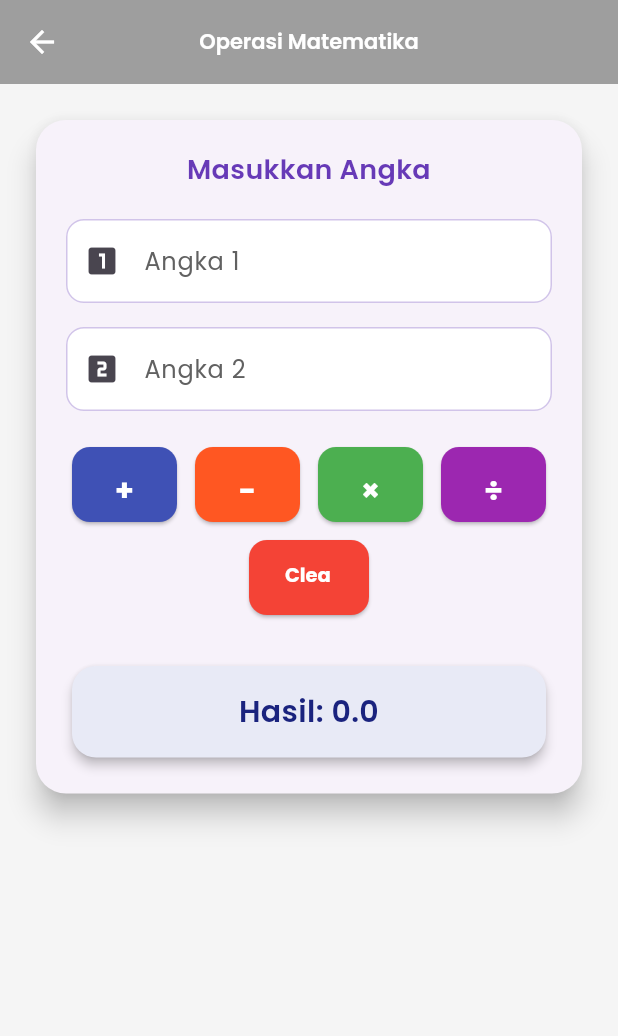
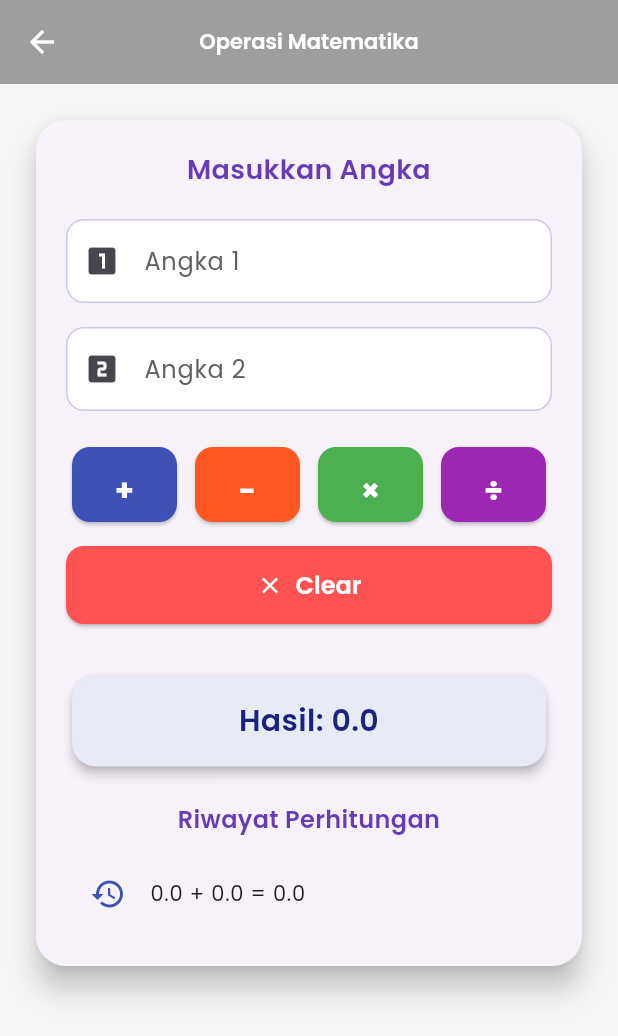
Before and after one commit to Fendyra/math_app, a Flutter app: the MathOperationsPage screen opened directly, after a tap on an icon or button, on a phone screen of 412 x 824 dp. Shown: the top 1036 px of the screen. Run offline on Flutter 3.47's test engine with Material 3 defaults, Android fonts, the phone set to English and light mode, and no system bars; our stand-ins replace google_fonts.

Commit message:
Update UI

```diff
--- a/lib/math_operations_page.dart
+++ b/lib/math_operations_page.dart
@@ -10,6 +10,7 @@ class _MathOperationsPageState extends State<MathOperationsPage> {
   final num1Controller = TextEditingController();
   final num2Controller = TextEditingController();
   String result = '';
+  List<String> history = []; // untuk menyimpan riwayat perhitungan
 
   void calculate(String operation) {
     double a = double.tryParse(num1Controller.text) ?? 0;
@@ -23,26 +24,30 @@ class _MathOperationsPageState extends State<MathOperationsPage> {
       case '-':
         res = a - b;
         break;
-      case '×':
       case '*':
         res = a * b;
         break;
-      case '÷':
       case '/':
         res = b != 0 ? a / b : double.infinity;
         break;
     }
 
     setState(() {
-      result = res == double.infinity ? "Tidak bisa dibagi 0" : "Hasil: $res";
+      if (res == double.infinity) {
+        result = "Tidak bisa dibagi 0";
+      } else {
+        result = "Hasil: $res";
+        history.insert(0, "$a $operation $b = $res"); // simpan ke history
+      }
     });
   }
 
-  void clearFields() {
+  void clear() {
     setState(() {
       num1Controller.clear();
       num2Controller.clear();
       result = '';
+      history.clear();
     });
   }
 
@@ -50,7 +55,10 @@ class _MathOperationsPageState extends State<MathOperationsPage> {
   Widget build(BuildContext context) {
     return Scaffold(
       appBar: AppBar(
-        title: Text("Operasi Matematika"),
+        title: Text(
+          "Operasi Matematika",
+          style: GoogleFonts.poppins(fontWeight: FontWeight.w600),
+        ),
         centerTitle: true,
         backgroundColor: Colors.grey,
       ),
@@ -110,8 +118,20 @@ class _MathOperationsPageState extends State<MathOperationsPage> {
                       _buildOperationButton("-", Colors.deepOrange),
                       _buildOperationButton("×", Colors.green),
                       _buildOperationButton("÷", Colors.purple),
-                      _buildClearButton(),
                     ],
+                  ),
+                  SizedBox(height: 16),
+                  ElevatedButton.icon(
+                    onPressed: clear,
+                    icon: Icon(Icons.clear),
+                    label: Text("Clear"),
+                    style: ElevatedButton.styleFrom(
+                      backgroundColor: Colors.redAccent,
+                      shape: RoundedRectangleBorder(
+                        borderRadius: BorderRadius.circular(12),
+                      ),
+                      padding: EdgeInsets.symmetric(vertical: 14),
+                    ),
                   ),
                   SizedBox(height: 30),
                   if (result.isNotEmpty)
@@ -125,8 +145,7 @@ class _MathOperationsPageState extends State<MathOperationsPage> {
                         padding: EdgeInsets.all(16),
                         child: Text(
                           result,
-                          style: TextStyle(
-                            fontFamily: 'Poppins',
+                          style: GoogleFonts.poppins(
                             fontSize: 20,
                             fontWeight: FontWeight.w600,
                             color: Colors.indigo.shade900,
@@ -135,6 +154,33 @@ class _MathOperationsPageState extends State<MathOperationsPage> {
                         ),
                       ),
                     ),
+                  if (history.isNotEmpty) ...[
+                    SizedBox(height: 20),
+                    Text(
+                      "Riwayat Perhitungan",
+                      style: GoogleFonts.poppins(
+                        fontSize: 16,
+                        fontWeight: FontWeight.w600,
+                        color: Colors.deepPurple,
+                      ),
+                      textAlign: TextAlign.center,
+                    ),
+                    SizedBox(height: 10),
+                    ListView.builder(
+                      shrinkWrap: true,
+                      physics: NeverScrollableScrollPhysics(),
+                      itemCount: history.length,
+                      itemBuilder: (context, index) {
+                        return ListTile(
+                          leading: Icon(Icons.history, color: Colors.indigo),
+                          title: Text(
+                            history[index],
+                            style: GoogleFonts.poppins(fontSize: 14),
+                          ),
+                        );
+                      },
+                    ),
+                  ],
                 ],
               ),
             ),
@@ -158,34 +204,8 @@ class _MathOperationsPageState extends State<MathOperationsPage> {
         ),
         child: Text(
           symbol,
-          style: TextStyle(
+          style: GoogleFonts.poppins(
             fontSize: 20,
-            fontFamily: 'Poppins',
-            color: Colors.white,
-            fontWeight: FontWeight.bold,
-          ),
-        ),
-      ),
-    );
-  }
-
-  Widget _buildClearButton() {
-    return SizedBox(
-      width: 80,
-      height: 50,
-      child: ElevatedButton(
-        onPressed: clearFields,
-        style: ElevatedButton.styleFrom(
-          backgroundColor: Colors.red,
-          shape: RoundedRectangleBorder(
-            borderRadius: BorderRadius.circular(12),
-          ),
-        ),
-        child: Text(
-          "Clear",
-          style: TextStyle(
-            fontSize: 13,
-            fontFamily: 'Poppins',
             color: Colors.white,
             fontWeight: FontWeight.bold,
           ),
--- a/lib/odd_even_page.dart
+++ b/lib/odd_even_page.dart
@@ -38,7 +38,7 @@ class _OddEvenPageState extends State<OddEvenPage> {
             end: Alignment.bottomCenter,
           ),
         ),
-        child: Center(
+        // child: Center(
         child: Card(
           elevation: 8,
           shadowColor: Colors.deepPurple.withOpacity(0.3),
@@ -87,10 +87,7 @@ class _OddEvenPageState extends State<OddEvenPage> {
                   style: ElevatedButton.styleFrom(
                     backgroundColor: Colors.deepPurple,
                     foregroundColor: Colors.white,
-                      padding: EdgeInsets.symmetric(
-                        horizontal: 30,
-                        vertical: 14,
-                      ),
+                    padding: EdgeInsets.symmetric(horizontal: 30, vertical: 14),
                     shape: RoundedRectangleBorder(
                       borderRadius: BorderRadius.circular(15),
                     ),
@@ -118,7 +115,7 @@ class _OddEvenPageState extends State<OddEvenPage> {
             ),
           ),
         ),
-        ),
+        // ),
       ),
     );
   }
--- a/lib/sum_page.dart
+++ b/lib/sum_page.dart
@@ -42,7 +42,7 @@ class _SumPageState extends State<SumPage> {
             end: Alignment.bottomCenter,
           ),
         ),
-        child: Center(
+        // child: Center(
         child: Card(
           elevation: 8,
           shadowColor: Colors.deepPurple.withOpacity(0.3),
@@ -91,10 +91,7 @@ class _SumPageState extends State<SumPage> {
                   style: ElevatedButton.styleFrom(
                     backgroundColor: Colors.deepPurple,
                     foregroundColor: Colors.white,
-                      padding: EdgeInsets.symmetric(
-                        horizontal: 30,
-                        vertical: 14,
-                      ),
+                    padding: EdgeInsets.symmetric(horizontal: 30, vertical: 14),
                     shape: RoundedRectangleBorder(
                       borderRadius: BorderRadius.circular(15),
                     ),
@@ -121,7 +118,7 @@ class _SumPageState extends State<SumPage> {
               ],
             ),
           ),
-          ),
+          // ),
         ),
       ),
     );
```
Lines whose indentation alone changed are shown as unchanged.
